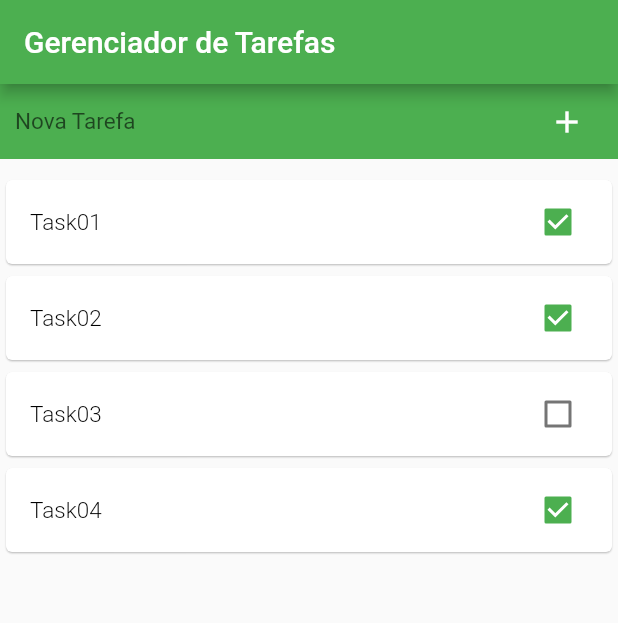
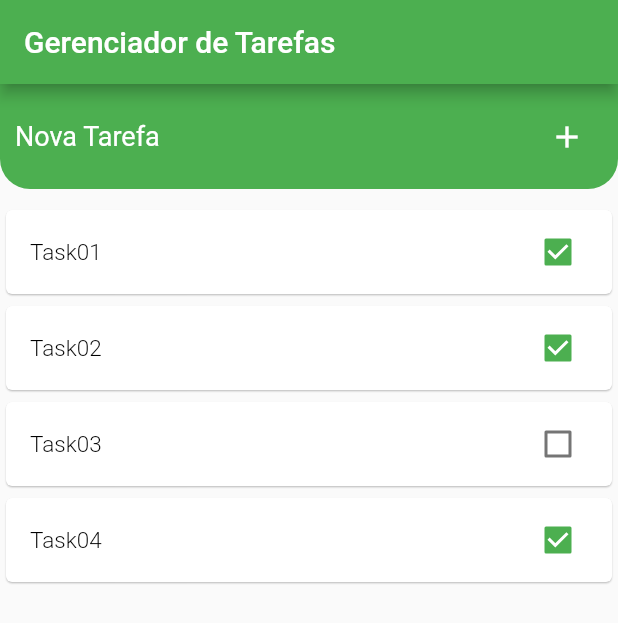
Before and after one commit to cthiagosousa/todo_list_flutter, a Flutter app: the screen it shows after launch, on a phone screen of 412 x 824 dp. Shown: the top 623 px of the screen. Run offline on Flutter 3.47's test engine with Material 2 defaults, Android fonts, the phone set to English and light mode, and no system bars; our stand-ins replace flutter_mobx, get_it, google_fonts, mobx; generated files the repository leaves out were written again; Roboto replaces fonts that are missing (Ubuntu).

Commit message:
estilizando input

```diff
--- a/lib/components/costom_input_widget.dart
+++ b/lib/components/costom_input_widget.dart
@@ -32,15 +32,22 @@ class CustomInputWidget extends StatelessWidget {
   Widget build(BuildContext context) {
     return Container(
       width: double.infinity,
-      height: 50,
+      height: 70,
       padding: EdgeInsets.only(left: 10, right: 10),
-      color: Theme.of(context).primaryColor,
+      decoration: BoxDecoration(
+        color: Theme.of(context).primaryColor,
+        borderRadius: BorderRadius.only(
+          bottomLeft: Radius.circular(20),
+          bottomRight: Radius.circular(20)
+        )
+      ),
       child: Row(
         children: [
           Expanded(
             child: TextFormField(
               style: Theme.of(context).textTheme.headline3,
               decoration: InputDecoration(
+                hintStyle: Theme.of(context).textTheme.headline3,
                 hintText: "Nova Tarefa",
                 border: InputBorder.none
                 ),
--- a/lib/main.dart
+++ b/lib/main.dart
@@ -29,19 +29,23 @@ class App extends StatelessWidget {
 
         textTheme: TextTheme(
           headline1: GoogleFonts.ubuntu(
-            textStyle: TextStyle(color: Colors.black, fontSize: 38,fontWeight: FontWeight.bold)
+            textStyle: TextStyle(
+              color: Colors.black,
+              fontSize: 38,
+              fontWeight: FontWeight.bold
+              )
           ),
           headline3: GoogleFonts.ubuntu(
             color: Colors.white,
-            fontSize: 15,
+            fontSize: 18,
             fontWeight: FontWeight.normal
           ),
           headline6: GoogleFonts.ubuntu(
-            textStyle: TextStyle(color: Colors.black, fontSize: 15, fontWeight: FontWeight.w300)
-          ),
-          button: GoogleFonts.ubuntu(
-            color: Colors.white,
-            fontSize: 13,
+            textStyle: TextStyle(
+              color: Colors.black,
+              fontSize: 15,
+              fontWeight: FontWeight.w300
+            )
           )
         )
       ),
--- a/lib/screens/home_screen.dart
+++ b/lib/screens/home_screen.dart
@@ -27,7 +27,7 @@ class HomeScreen extends StatelessWidget {
 
             Expanded(
               child: Observer(
-                builder: (BuildContext context) => ListView.builder(
+                builder: (_) => ListView.builder(
                 itemCount: _tasksStore.tasks.length,
                 itemBuilder: (context, index) {
                   final task = _tasksStore.tasks[index];
```
